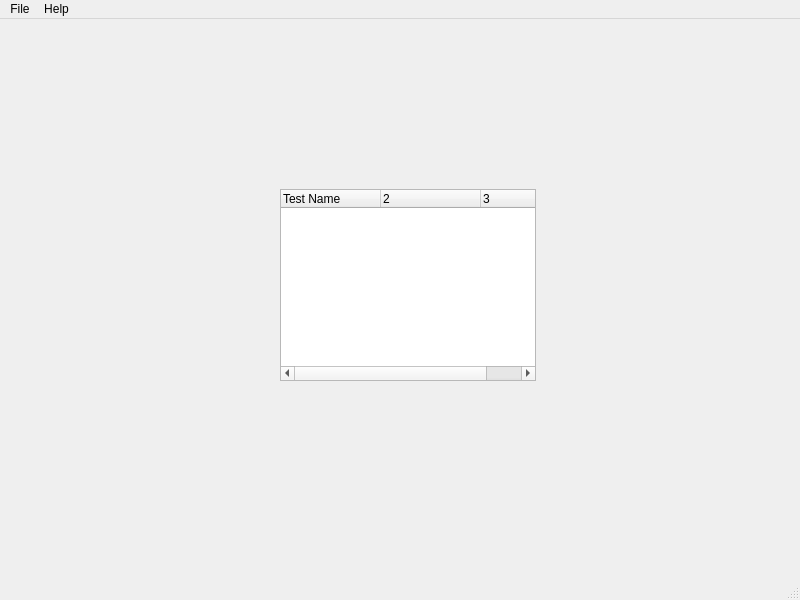
This is mainwindow.ui in RooiAap/iCombine-Project as Qt 5 draws it before an edit. The edited form follows.
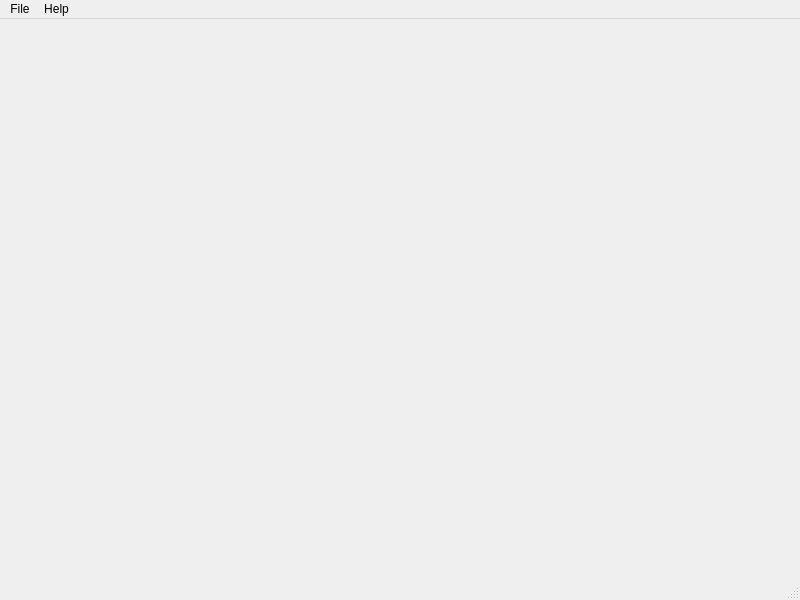
This is the edited form.

Diff of the .ui file:
```diff
--- a/mainwindow.ui
+++ b/mainwindow.ui
@@ -22,39 +22,7 @@
   <property name="autoFillBackground">
    <bool>false</bool>
   </property>
-  <widget class="QWidget" name="centralwidget">
-   <widget class="QTreeWidget" name="treeWidget">
-    <property name="geometry">
-     <rect>
-      <x>280</x>
-      <y>170</y>
-      <width>256</width>
-      <height>192</height>
-     </rect>
-    </property>
-    <property name="showDropIndicator" stdset="0">
-     <bool>false</bool>
-    </property>
-    <property name="columnCount">
-     <number>3</number>
-    </property>
-    <column>
-     <property name="text">
-      <string>Test Name</string>
-     </property>
-    </column>
-    <column>
-     <property name="text">
-      <string/>
-     </property>
-    </column>
-    <column>
-     <property name="text">
-      <string/>
-     </property>
-    </column>
-   </widget>
-  </widget>
+  <widget class="QWidget" name="centralwidget"/>
   <widget class="QMenuBar" name="menubar">
    <property name="geometry">
     <rect>
```
Left out of the diff: 5 changed lines with no effect on the pictures.
